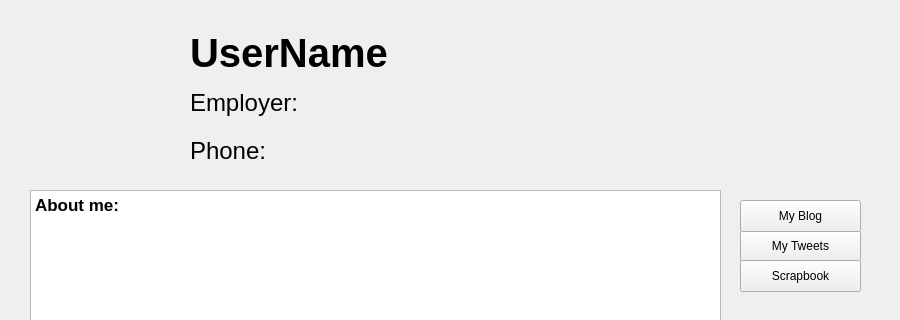
First picture: the form in GUI/profilegui.ui, repository thanhmvu/RocketRapport, before the edit; both pictures show x 0 to 900 and y 0 to 320 of the 900 by 600 pixel window.
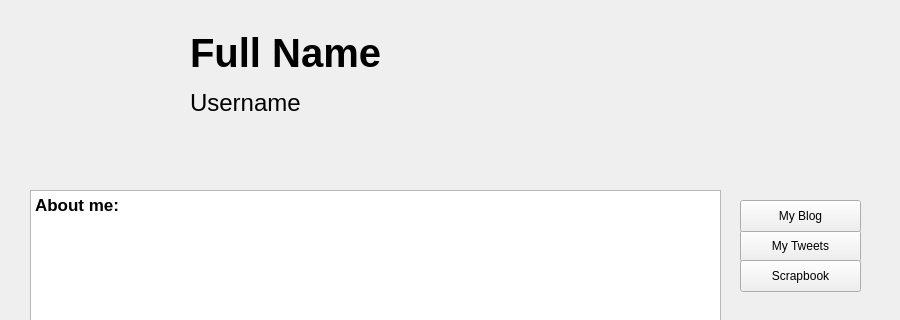
Second picture: the form after the edit. Icons and pictures are not drawn.

Commit message: Display user info in GUI profile screen

Diff of the .ui file:
```diff
--- a/GUI/profilegui.ui
+++ b/GUI/profilegui.ui
@@ -93,7 +93,7 @@
        </font>
       </property>
       <property name="text">
-       <string>UserName</string>
+       <string>Full Name</string>
       </property>
      </widget>
     </item>
@@ -107,7 +107,7 @@
        </font>
       </property>
       <property name="text">
-       <string>Employer: </string>
+       <string>Username</string>
       </property>
      </widget>
     </item>
@@ -121,7 +121,7 @@
        </font>
       </property>
       <property name="text">
-       <string>Phone: </string>
+       <string/>
       </property>
      </widget>
     </item>
```
Left out of the diff: 4 changed lines with no effect on the pictures. The commit also changes 3 other files.
